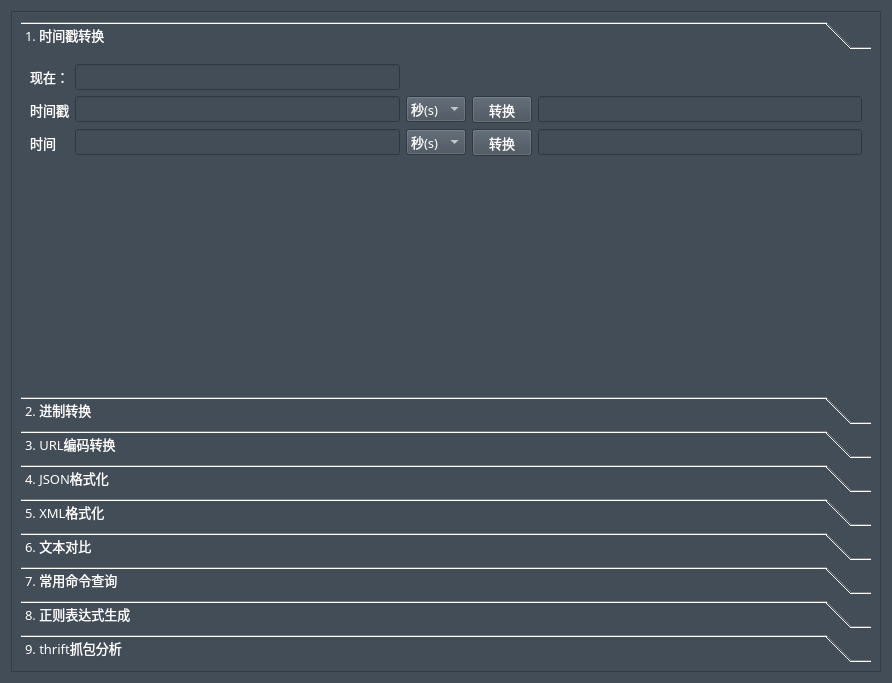
Above: toolswidget.ui from HuaGouFdog/Fdog-Kit before the change. Below: the same form after it.
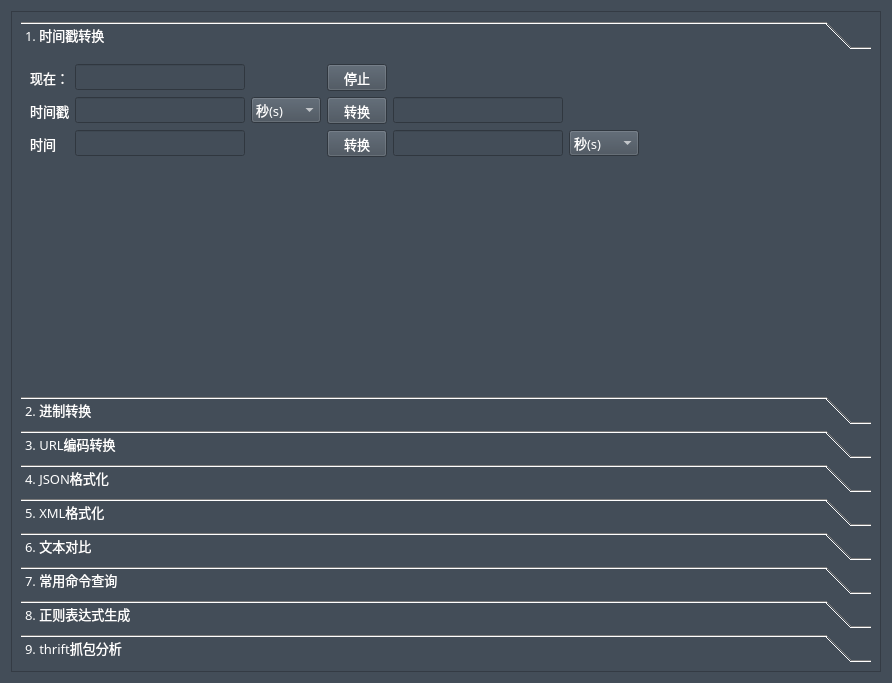
That is the form after the change. The open tabs and pages were chosen to show the change.

```diff
--- a/toolswidget.ui
+++ b/toolswidget.ui
@@ -73,18 +73,19 @@
            <item>
             <layout class="QGridLayout" name="gridLayout">
              <item row="1" column="1">
-              <widget class="QLineEdit" name="lineEdit_2">
-               <property name="font">
-                <font>
-                 <family>OPPOSans B</family>
-                 <pointsize>10</pointsize>
-                 <stylestrategy>PreferAntialias</stylestrategy>
-                </font>
+              <widget class="QLineEdit" name="lineEdit_timestamp_in">
+               <property name="minimumSize">
+                <size>
+                 <width>170</width>
+                 <height>0</height>
+                </size>
                </property>
-              </widget>
-             </item>
-             <item row="1" column="4">
-              <widget class="QLineEdit" name="lineEdit_4">
+               <property name="maximumSize">
+                <size>
+                 <width>170</width>
+                 <height>16777215</height>
+                </size>
+               </property>
                <property name="font">
                 <font>
                  <family>OPPOSans B</family>
@@ -108,6 +109,52 @@
                </property>
               </widget>
              </item>
+             <item row="2" column="1">
+              <widget class="QLineEdit" name="lineEdit_date_in">
+               <property name="minimumSize">
+                <size>
+                 <width>170</width>
+                 <height>0</height>
+                </size>
+               </property>
+               <property name="maximumSize">
+                <size>
+                 <width>170</width>
+                 <height>16777215</height>
+                </size>
+               </property>
+               <property name="font">
+                <font>
+                 <family>OPPOSans B</family>
+                 <pointsize>10</pointsize>
+                 <stylestrategy>PreferAntialias</stylestrategy>
+                </font>
+               </property>
+              </widget>
+             </item>
+             <item row="1" column="4">
+              <widget class="QLineEdit" name="lineEdit_date_out">
+               <property name="minimumSize">
+                <size>
+                 <width>170</width>
+                 <height>0</height>
+                </size>
+               </property>
+               <property name="maximumSize">
+                <size>
+                 <width>170</width>
+                 <height>16777215</height>
+                </size>
+               </property>
+               <property name="font">
+                <font>
+                 <family>OPPOSans B</family>
+                 <pointsize>10</pointsize>
+                 <stylestrategy>PreferAntialias</stylestrategy>
+                </font>
+               </property>
+              </widget>
+             </item>
              <item row="0" column="0">
               <widget class="QLabel" name="label">
                <property name="font">
@@ -123,7 +170,19 @@
               </widget>
              </item>
              <item row="0" column="1">
-              <widget class="QLineEdit" name="lineEdit">
+              <widget class="QLineEdit" name="lineEdit_now">
+               <property name="minimumSize">
+                <size>
+                 <width>170</width>
+                 <height>0</height>
+                </size>
+               </property>
+               <property name="maximumSize">
+                <size>
+                 <width>170</width>
+                 <height>16777215</height>
+                </size>
+               </property>
                <property name="font">
                 <font>
                  <family>OPPOSans B</family>
@@ -133,17 +192,17 @@
                </property>
               </widget>
              </item>
-             <item row="1" column="2">
-              <widget class="QComboBox" name="comboBox">
+             <item row="2" column="4">
+              <widget class="QLineEdit" name="lineEdit_timestamp_out">
                <property name="minimumSize">
                 <size>
-                 <width>60</width>
+                 <width>170</width>
                  <height>0</height>
                 </size>
                </property>
                <property name="maximumSize">
                 <size>
-                 <width>60</width>
+                 <width>170</width>
                  <height>16777215</height>
                 </size>
                </property>
@@ -154,16 +213,6 @@
                  <stylestrategy>PreferAntialias</stylestrategy>
                 </font>
                </property>
-               <item>
-                <property name="text">
-                 <string>秒(s)</string>
-                </property>
-               </item>
-               <item>
-                <property name="text">
-                 <string>毫秒(ms)</string>
-                </property>
-               </item>
               </widget>
              </item>
              <item row="1" column="3">
@@ -192,42 +241,17 @@
                </property>
               </widget>
              </item>
-             <item row="2" column="0">
-              <widget class="QLabel" name="label_5">
-               <property name="font">
-                <font>
-                 <family>OPPOSans B</family>
-                 <pointsize>10</pointsize>
-                 <stylestrategy>PreferAntialias</stylestrategy>
-                </font>
-               </property>
-               <property name="text">
-                <string>时间</string>
-               </property>
-              </widget>
-             </item>
-             <item row="2" column="1">
-              <widget class="QLineEdit" name="lineEdit_3">
-               <property name="font">
-                <font>
-                 <family>OPPOSans B</family>
-                 <pointsize>10</pointsize>
-                 <stylestrategy>PreferAntialias</stylestrategy>
-                </font>
-               </property>
-              </widget>
-             </item>
-             <item row="2" column="2">
-              <widget class="QComboBox" name="comboBox_3">
+             <item row="1" column="2">
+              <widget class="QComboBox" name="comboBox_timestamp">
                <property name="minimumSize">
                 <size>
-                 <width>60</width>
+                 <width>70</width>
                  <height>0</height>
                 </size>
                </property>
                <property name="maximumSize">
                 <size>
-                 <width>60</width>
+                 <width>70</width>
                  <height>16777215</height>
                 </size>
                </property>
@@ -276,14 +300,89 @@
                </property>
               </widget>
              </item>
-             <item row="2" column="4">
-              <widget class="QLineEdit" name="lineEdit_5">
+             <item row="2" column="0">
+              <widget class="QLabel" name="label_5">
                <property name="font">
                 <font>
                  <family>OPPOSans B</family>
                  <pointsize>10</pointsize>
                  <stylestrategy>PreferAntialias</stylestrategy>
                 </font>
+               </property>
+               <property name="text">
+                <string>时间</string>
+               </property>
+              </widget>
+             </item>
+             <item row="1" column="6">
+              <spacer name="horizontalSpacer_3">
+               <property name="orientation">
+                <enum>Qt::Horizontal</enum>
+               </property>
+               <property name="sizeHint" stdset="0">
+                <size>
+                 <width>40</width>
+                 <height>20</height>
+                </size>
+               </property>
+              </spacer>
+             </item>
+             <item row="2" column="5">
+              <widget class="QComboBox" name="comboBox_date">
+               <property name="minimumSize">
+                <size>
+                 <width>70</width>
+                 <height>0</height>
+                </size>
+               </property>
+               <property name="maximumSize">
+                <size>
+                 <width>70</width>
+                 <height>16777215</height>
+                </size>
+               </property>
+               <property name="font">
+                <font>
+                 <family>OPPOSans B</family>
+                 <pointsize>10</pointsize>
+                 <stylestrategy>PreferAntialias</stylestrategy>
+                </font>
+               </property>
+               <item>
+                <property name="text">
+                 <string>秒(s)</string>
+                </property>
+               </item>
+               <item>
+                <property name="text">
+                 <string>毫秒(ms)</string>
+                </property>
+               </item>
+              </widget>
+             </item>
+             <item row="0" column="3">
+              <widget class="QToolButton" name="toolButton_7">
+               <property name="minimumSize">
+                <size>
+                 <width>60</width>
+                 <height>0</height>
+                </size>
+               </property>
+               <property name="maximumSize">
+                <size>
+                 <width>60</width>
+                 <height>16777215</height>
+                </size>
+               </property>
+               <property name="font">
+                <font>
+                 <family>OPPOSans B</family>
+                 <pointsize>10</pointsize>
+                 <stylestrategy>PreferAntialias</stylestrategy>
+                </font>
+               </property>
+               <property name="text">
+                <string>停止</string>
                </property>
               </widget>
              </item>
```
Left out of the diff: 228 changed lines with no effect on the pictures. Lines whose indentation alone changed are shown as unchanged.
